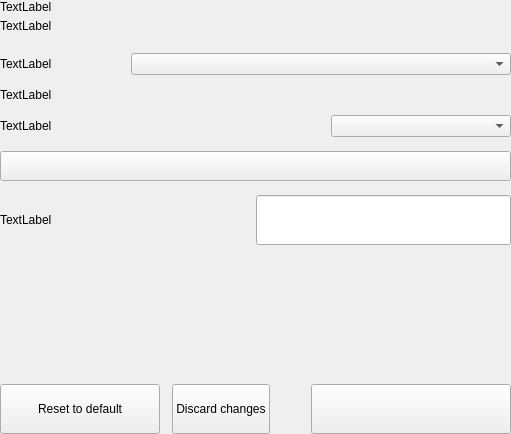
Qt form src/qt/encocoin/settings/forms/settingsdisplayoptionswidget.ui (kopernikus-git/xnk-1) before a commit.
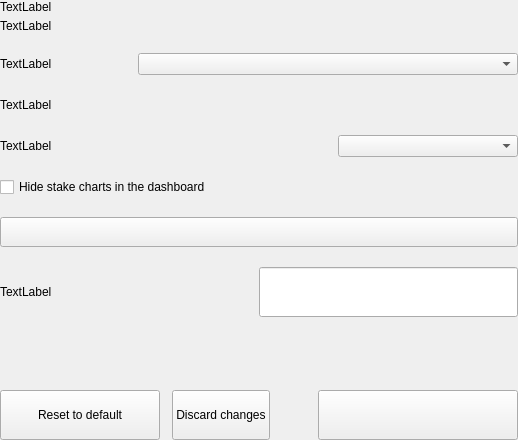
The same form after that commit. Custom widgets are drawn as their Qt base class.

Commit message:
Hide charts at startup or at runtime
This adds a gui-only startup flag --hidecharts that can be used to automatically hide the chart container at startup.

```diff
--- a/src/qt/encocoin/settings/forms/settingsdisplayoptionswidget.ui
+++ b/src/qt/encocoin/settings/forms/settingsdisplayoptionswidget.ui
@@ -6,8 +6,8 @@
    <rect>
     <x>0</x>
     <y>0</y>
-    <width>511</width>
-    <height>434</height>
+    <width>518</width>
+    <height>440</height>
    </rect>
   </property>
   <property name="windowTitle">
@@ -47,7 +47,7 @@
       <item>
        <layout class="QVBoxLayout" name="verticalLayout_2">
         <property name="spacing">
-         <number>0</number>
+         <number>20</number>
         </property>
         <item>
          <layout class="QHBoxLayout" name="horizontalLayout_3">
@@ -80,22 +80,6 @@
           </item>
          </layout>
         </item>
-        <item>
-         <spacer name="verticalSpacer_2">
-          <property name="orientation">
-           <enum>Qt::Vertical</enum>
-          </property>
-          <property name="sizeType">
-           <enum>QSizePolicy::Fixed</enum>
-          </property>
-          <property name="sizeHint" stdset="0">
-           <size>
-            <width>20</width>
-            <height>20</height>
-           </size>
-          </property>
-         </spacer>
-        </item>
         <item>
          <layout class="QHBoxLayout" name="horizontalLayout_2">
           <item>
@@ -136,22 +120,6 @@
           </item>
          </layout>
         </item>
-        <item>
-         <spacer name="verticalThreads2">
-          <property name="orientation">
-           <enum>Qt::Vertical</enum>
-          </property>
-          <property name="sizeType">
-           <enum>QSizePolicy::Fixed</enum>
-          </property>
-          <property name="sizeHint" stdset="0">
-           <size>
-            <width>20</width>
-            <height>10</height>
-           </size>
-          </property>
-         </spacer>
-        </item>
         <item>
          <layout class="QHBoxLayout" name="horizontalPercentagezXnk">
           <item>
@@ -192,22 +160,6 @@
           </item>
          </layout>
         </item>
-        <item>
-         <spacer name="verticalDenomzXnk">
-          <property name="orientation">
-           <enum>Qt::Vertical</enum>
-          </property>
-          <property name="sizeType">
-           <enum>QSizePolicy::Fixed</enum>
-          </property>
-          <property name="sizeHint" stdset="0">
-           <size>
-            <width>20</width>
-            <height>10</height>
-           </size>
-          </property>
-         </spacer>
-        </item>
         <item>
          <layout class="QHBoxLayout" name="horizontalDenomzXnk">
           <item>
@@ -249,20 +201,15 @@
          </layout>
         </item>
         <item>
-         <spacer name="verticalSpacer_4">
-          <property name="orientation">
-           <enum>Qt::Vertical</enum>
-          </property>
-          <property name="sizeType">
-           <enum>QSizePolicy::Minimum</enum>
-          </property>
-          <property name="sizeHint" stdset="0">
-           <size>
-            <width>20</width>
-            <height>14</height>
-           </size>
-          </property>
-         </spacer>
+         <layout class="QHBoxLayout" name="horizontalHideCharts">
+          <item>
+           <widget class="QCheckBox" name="checkBoxHideCharts">
+            <property name="text">
+             <string>Hide stake charts in the dashboard</string>
+            </property>
+           </widget>
+          </item>
+         </layout>
         </item>
         <item>
          <widget class="QPushButton" name="pushButtonSwitchBalance">
@@ -283,22 +230,6 @@
           </property>
          </widget>
         </item>
-        <item>
-         <spacer name="verticalSpacer_3">
-          <property name="orientation">
-           <enum>Qt::Vertical</enum>
-          </property>
-          <property name="sizeType">
-           <enum>QSizePolicy::Preferred</enum>
-          </property>
-          <property name="sizeHint" stdset="0">
-           <size>
-            <width>20</width>
-            <height>14</height>
-           </size>
-          </property>
-         </spacer>
-        </item>
         <item>
          <layout class="QHBoxLayout" name="horizontalLayout" stretch="1,1">
           <property name="spacing">
```
Left out of the diff: 2 changed lines with no effect on the pictures. The commit also changes 7 other files.
